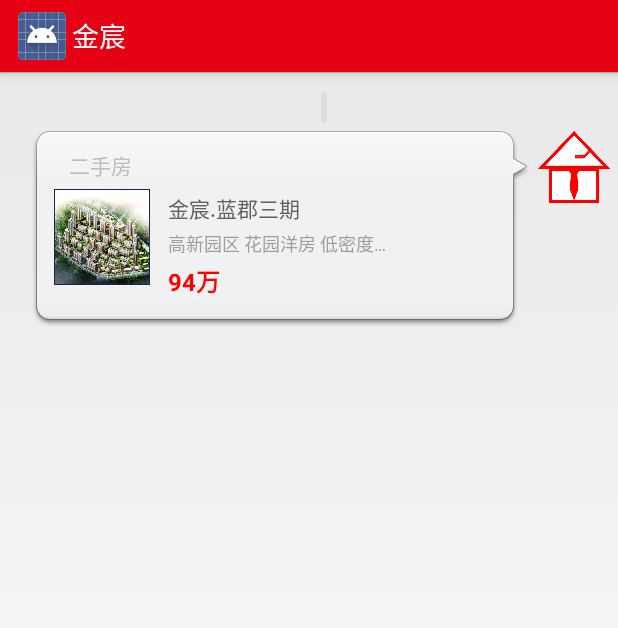
After one commit to Spground/House, an Android app: the layout jc_row_sent_house.xml on its own in the app's theme, with its tools: preview values and no code run, on a phone screen of 412 x 824 dp. The commit adds this screen. Shown: the top 628 px of the screen. Run offline under Robolectric (Android 15) with nearby library versions, the phone set to English and light mode, and no system bars.

Commit message:
[Add]HouseMessage

```diff
--- a/app/src/main/java/jc/house/utils/GeneralUtils.java
+++ b/app/src/main/java/jc/house/utils/GeneralUtils.java
@@ -1,4 +1,6 @@
 package jc.house.utils;
+
+import com.easemob.chat.EMMessage;
 
 import java.util.Date;
 import java.text.SimpleDateFormat;
--- /dev/null
+++ b/app/src/main/res/layout/jc_chat_row_house_item.xml
@@ -0,0 +1,64 @@
+<?xml version="1.0" encoding="utf-8"?>
+<RelativeLayout xmlns:android="http://schemas.android.com/apk/res/android"
+    android:id="@+id/chat_row_house_item"
+    android:orientation="vertical"
+    android:layout_width="wrap_content"
+    android:layout_height="wrap_content"
+    android:padding="5dp">
+        <TextView
+            android:id="@+id/title"
+            android:layout_width="match_parent"
+            android:layout_height="wrap_content"
+            android:text="二手房"
+            android:paddingLeft="10dp"
+            android:textColor="@color/font_grey_400"
+            android:gravity="center_vertical"
+            android:layout_marginBottom="5dp"
+            />
+        <ImageView
+            android:layout_below="@id/title"
+            android:id="@+id/house_image_view"
+            android:layout_width="64dp"
+            android:layout_height="64dp"
+            android:scaleType="fitXY"
+            android:src="@drawable/temp_house_a"
+            />
+        <TextView
+            android:id="@+id/house_name"
+            android:layout_toRightOf="@id/house_image_view"
+            android:layout_below="@id/title"
+            android:layout_width="wrap_content"
+            android:layout_height="wrap_content"
+            android:text="金宸.蓝郡三期"
+            android:padding="2dp"
+            android:textColor="@color/font_grey_700"
+            android:layout_marginLeft="10dp"
+            />
+        <TextView
+            android:id="@+id/avgprice"
+            android:layout_toRightOf="@id/house_image_view"
+            android:layout_below="@id/house_name"
+            android:layout_width="wrap_content"
+            android:layout_height="wrap_content"
+            android:text="高新园区 花园洋房 低密度 品牌地产"
+            android:layout_marginLeft="10dp"
+            android:padding="2dp"
+            android:maxWidth="150dp"
+            android:maxLines="1"
+            android:ellipsize="end"
+            android:textSize="@dimen/font_small_size"
+            android:textColor="@color/font_grey_500"
+            />
+        <TextView
+            android:layout_toRightOf="@id/house_image_view"
+            android:layout_below="@id/avgprice"
+            android:layout_width="wrap_content"
+            android:layout_height="wrap_content"
+            android:text="94万"
+            android:padding="2dp"
+            android:textColor="@color/red"
+            android:textStyle="bold"
+            android:layout_marginLeft="10dp"
+            android:textSize="@dimen/font_large_size"
+            />
+</RelativeLayout>
--- a/app/src/main/res/layout/jc_row_received_picture.xml
+++ b/app/src/main/res/layout/jc_row_received_picture.xml
@@ -35,7 +35,7 @@
             android:layout_toRightOf="@id/iv_userhead"
             android:layout_below="@+id/tv_userid"
             android:background="@drawable/jc_chatfrom_bg"
-             >
+            >
 
             <ImageView
                 android:id="@+id/image"
@@ -67,7 +67,7 @@
             </LinearLayout>
         </RelativeLayout>
 
-         <TextView
+        <TextView
             android:id="@+id/tv_userid"
             style="@style/chat_text_name_style"
             android:layout_width="wrap_content"
--- /dev/null
+++ b/app/src/main/res/layout/jc_row_sent_house.xml
@@ -0,0 +1,99 @@
+<?xml version="1.0" encoding="utf-8"?>
+<LinearLayout xmlns:android="http://schemas.android.com/apk/res/android"
+    android:layout_width="match_parent"
+    android:layout_height="wrap_content"
+    android:gravity="center_horizontal"
+    android:orientation="vertical"
+    android:layout_marginLeft="20dp"
+    android:paddingTop="13dp" >
+
+    <TextView
+        android:id="@+id/timestamp"
+        style="@style/chat_text_date_style"
+        android:layout_width="wrap_content"
+        android:layout_height="wrap_content" />
+
+    <RelativeLayout
+        android:layout_width="match_parent"
+        android:layout_height="wrap_content"
+        android:layout_marginTop="@dimen/margin_chat_activity" >
+
+        <ImageView
+            android:id="@+id/iv_userhead"
+            android:layout_width="@dimen/size_avatar"
+            android:layout_height="@dimen/size_avatar"
+            android:layout_alignParentRight="true"
+            android:layout_alignParentTop="true"
+            android:layout_marginRight="@dimen/margin_chat_activity"
+            android:background="@drawable/jc_default_avatar"
+            android:scaleType="fitXY" />
+
+        <RelativeLayout
+            android:id="@+id/bubble"
+            android:layout_width="wrap_content"
+            android:layout_height="wrap_content"
+            android:layout_marginRight="@dimen/margin_chat_activity"
+            android:background="@drawable/jc_chatto_bg"
+            android:layout_toLeftOf="@id/iv_userhead" >
+            <include layout="@layout/jc_chat_row_house_item"/>
+        </RelativeLayout>
+        <LinearLayout
+            android:id="@+id/ll_loading"
+            android:layout_width="wrap_content"
+            android:layout_height="wrap_content"
+            android:layout_centerInParent="true"
+            android:layout_toLeftOf="@id/bubble"
+            android:gravity="center"
+            android:orientation="vertical" >
+
+            <ProgressBar
+                android:id="@+id/progress_bar"
+                style="?android:attr/progressBarStyleSmall"
+                android:layout_width="28dp"
+                android:layout_height="28dp"
+                android:visibility="visible" />
+
+            <TextView
+                android:id="@+id/percentage"
+                android:layout_width="wrap_content"
+                android:layout_height="wrap_content"
+                android:text="0%"
+                android:textColor="@android:color/black"
+                android:visibility="visible" />
+        </LinearLayout>
+
+        <ImageView
+            android:id="@+id/msg_status"
+            android:layout_width="wrap_content"
+            android:layout_height="wrap_content"
+            android:layout_centerVertical="true"
+            android:layout_toLeftOf="@id/bubble"
+            android:clickable="true"
+            android:src="@drawable/jc_msg_state_failed_resend"
+            android:visibility="gone" />
+
+        <TextView
+            android:id="@+id/tv_ack"
+            style="@style/chat_text_name_style"
+            android:layout_width="wrap_content"
+            android:layout_height="wrap_content"
+            android:layout_centerVertical="true"
+            android:layout_toLeftOf="@id/bubble"
+            android:text="@string/text_ack_msg"
+            android:textSize="12sp"
+            android:visibility="invisible" />
+
+        <TextView
+            android:id="@+id/tv_delivered"
+            style="@style/chat_text_name_style"
+            android:layout_width="wrap_content"
+            android:layout_height="wrap_content"
+            android:layout_centerVertical="true"
+            android:text="@string/text_delivered_msg"
+            android:textSize="12sp"
+            android:layout_toLeftOf="@id/tv_chatcontent"
+            android:visibility="invisible"
+            />
+    </RelativeLayout>
+
+</LinearLayout>
```
Also changed, not shown: app/src/main/java/jc/house/chat/ChatActivity.java (+11 -2 lines), app/src/main/java/jc/house/chat/adapter/ChatMessageAdapter.java (+9 -2 lines), app/src/main/java/jc/house/chat/util/CommonUtils.java (+10 -0 lines), app/src/main/java/jc/house/chat/widget/chatrow/EaseChatRowHouse.java (added, +45 -0 lines), app/src/main/res/layout/jc_row_received_house.xml (added, +77 -0 lines), 2 other files.
